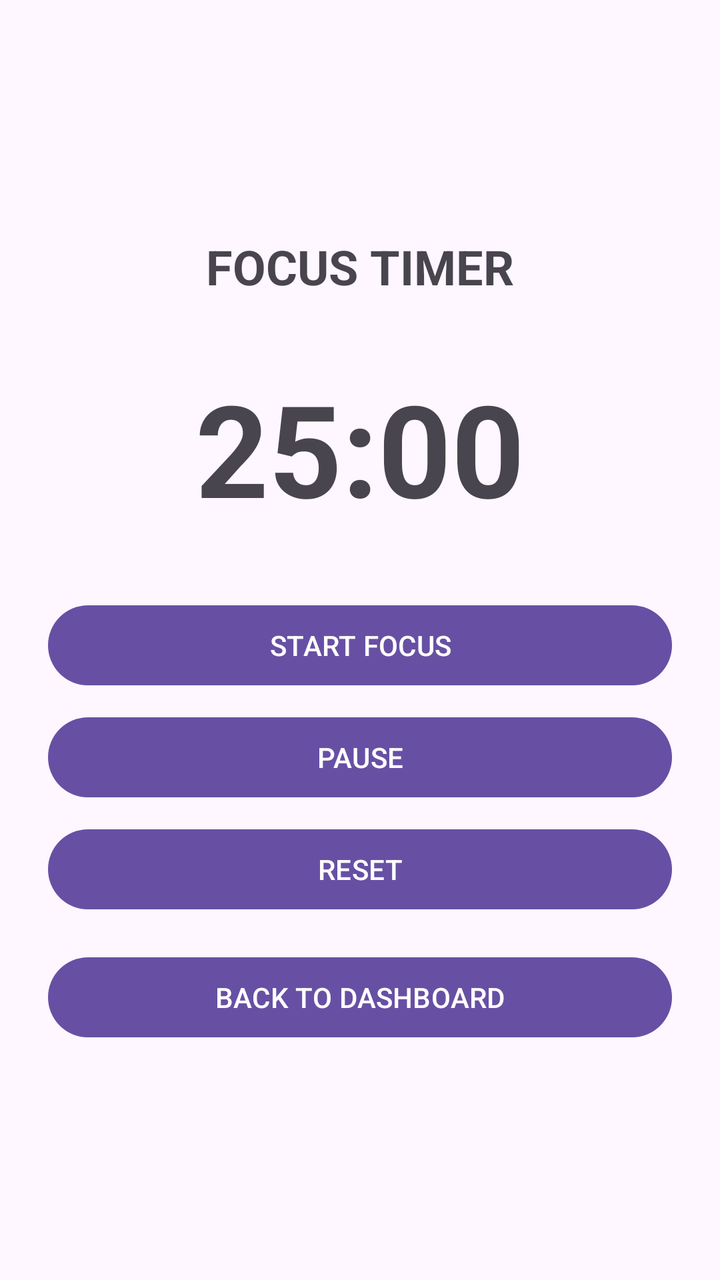
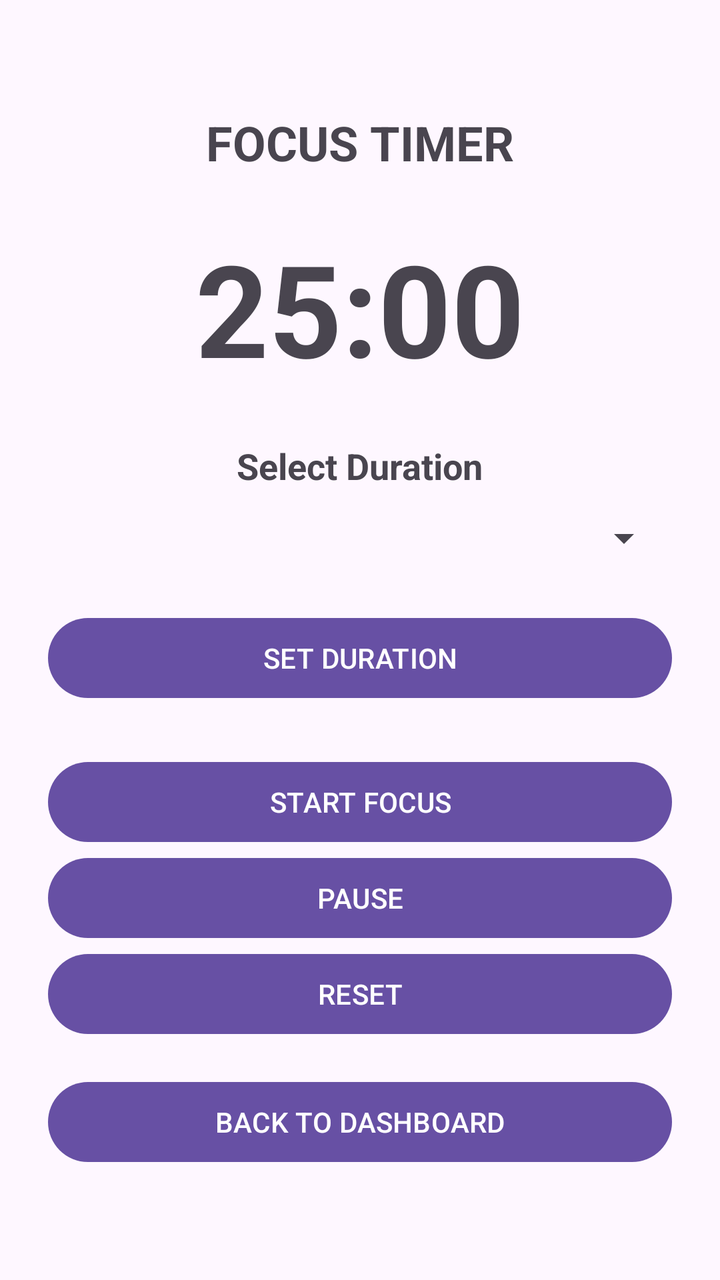

Two renders of the same Android screen: before a commit and after it. Below are the layout's source before the change and the commit's diff.
<!-- AndroidManifest.xml: application theme Theme.DevTrackMobile -->
<!-- res/layout/activity_timer.xml -->
<LinearLayout xmlns:android="http://schemas.android.com/apk/res/android"
    android:layout_width="match_parent"
    android:layout_height="match_parent"
    android:orientation="vertical"
    android:gravity="center"
    android:padding="24dp">

    <TextView
        android:layout_width="wrap_content"
        android:layout_height="wrap_content"
        android:text="FOCUS TIMER"
        android:textSize="24sp"
        android:textStyle="bold"
        android:layout_marginBottom="32dp" />

    <TextView
        android:id="@+id/textTimerCountdown"
        android:layout_width="wrap_content"
        android:layout_height="wrap_content"
        android:text="25:00"
        android:textSize="64sp"
        android:textStyle="bold"
        android:layout_marginBottom="32dp" />

    <Button
        android:id="@+id/btnStartTimer"
        android:layout_width="match_parent"
        android:layout_height="wrap_content"
        android:text="START FOCUS" />

    <Button
        android:id="@+id/btnPauseTimer"
        android:layout_width="match_parent"
        android:layout_height="wrap_content"
        android:text="PAUSE"
        android:layout_marginTop="8dp" />

    <Button
        android:id="@+id/btnResetTimer"
        android:layout_width="match_parent"
        android:layout_height="wrap_content"
        android:text="RESET"
        android:layout_marginTop="8dp" />

    <Button
        android:id="@+id/btnBackToDashboard"
        android:layout_width="match_parent"
        android:layout_height="wrap_content"
        android:text="BACK TO DASHBOARD"
        android:layout_marginTop="16dp" />

</LinearLayout>
<!-- resources referenced by this layout -->
<resources>
  <style name="Theme.DevTrackMobile" parent="Base.Theme.DevTrackMobile" />
  <style name="Base.Theme.DevTrackMobile" parent="Theme.Material3.DayNight.NoActionBar">
          
          
      </style>
</resources>

<!-- the commit's change to res/layout/activity_timer.xml (unified diff, before → after) -->
@@ -1,52 +1,85 @@
-<LinearLayout xmlns:android="http://schemas.android.com/apk/res/android"
+<ScrollView xmlns:android="http://schemas.android.com/apk/res/android"
     android:layout_width="match_parent"
     android:layout_height="match_parent"
-    android:orientation="vertical"
-    android:gravity="center"
-    android:padding="24dp">
+    android:fillViewport="true">
 
-    <TextView
-        android:layout_width="wrap_content"
-        android:layout_height="wrap_content"
-        android:text="FOCUS TIMER"
-        android:textSize="24sp"
-        android:textStyle="bold"
-        android:layout_marginBottom="32dp" />
-
-    <TextView
-        android:id="@+id/textTimerCountdown"
-        android:layout_width="wrap_content"
-        android:layout_height="wrap_content"
-        android:text="25:00"
-        android:textSize="64sp"
-        android:textStyle="bold"
-        android:layout_marginBottom="32dp" />
-
-    <Button
-        android:id="@+id/btnStartTimer"
+    <LinearLayout
         android:layout_width="match_parent"
         android:layout_height="wrap_content"
-        android:text="START FOCUS" />
+        android:orientation="vertical"
+        android:gravity="center"
+        android:padding="24dp">
 
-    <Button
-        android:id="@+id/btnPauseTimer"
-        android:layout_width="match_parent"
-        android:layout_height="wrap_content"
-        android:text="PAUSE"
-        android:layout_marginTop="8dp" />
+        <TextView
+            android:layout_width="wrap_content"
+            android:layout_height="wrap_content"
+            android:text="FOCUS TIMER"
+            android:textSize="24sp"
+            android:textStyle="bold"
+            android:layout_marginBottom="24dp" />
 
-    <Button
-        android:id="@+id/btnResetTimer"
-        android:layout_width="match_parent"
-        android:layout_height="wrap_content"
-        android:text="RESET"
-        android:layout_marginTop="8dp" />
+        <TextView
+            android:id="@+id/textTimerCountdown"
+            android:layout_width="wrap_content"
+            android:layout_height="wrap_content"
+            android:text="25:00"
+            android:textSize="64sp"
+            android:textStyle="bold"
+            android:layout_marginBottom="24dp" />
 
-    <Button
-        android:id="@+id/btnBackToDashboard"
-        android:layout_width="match_parent"
-        android:layout_height="wrap_content"
-        android:text="BACK TO DASHBOARD"
-        android:layout_marginTop="16dp" />
+        <TextView
+            android:layout_width="wrap_content"
+            android:layout_height="wrap_content"
+            android:text="Select Duration"
+            android:textSize="18sp"
+            android:textStyle="bold" />
 
-</LinearLayout>
+        <Spinner
+            android:id="@+id/spinnerDuration"
+            android:layout_width="match_parent"
+            android:layout_height="48dp"
+            android:layout_marginBottom="12dp" />
+
+        <EditText
+            android:id="@+id/editCustomDuration"
+            android:layout_width="match_parent"
+            android:layout_height="wrap_content"
+            android:hint="Custom duration in minutes"
+            android:inputType="number"
+            android:visibility="gone" />
+
+        <Button
+            android:id="@+id/btnApplyDuration"
+            android:layout_width="match_parent"
+            android:layout_height="wrap_content"
+            android:text="SET DURATION" />
+
+        <Button
+            android:id="@+id/btnStartTimer"
+            android:layout_width="match_parent"
+            android:layout_height="wrap_content"
+            android:text="START FOCUS"
+            android:layout_marginTop="24dp" />
+
+        <Button
+            android:id="@+id/btnPauseTimer"
+            android:layout_width="match_parent"
+            android:layout_height="wrap_content"
+            android:text="PAUSE" />
+
+        <Button
+            android:id="@+id/btnResetTimer"
+            android:layout_width="match_parent"
+            android:layout_height="wrap_content"
+            android:text="RESET" />
+
+        <Button
+            android:id="@+id/btnBackToDashboard"
+            android:layout_width="match_parent"
+            android:layout_height="wrap_content"
+            android:text="BACK TO DASHBOARD"
+            android:layout_marginTop="16dp" />
+
+    </LinearLayout>
+
+</ScrollView>
